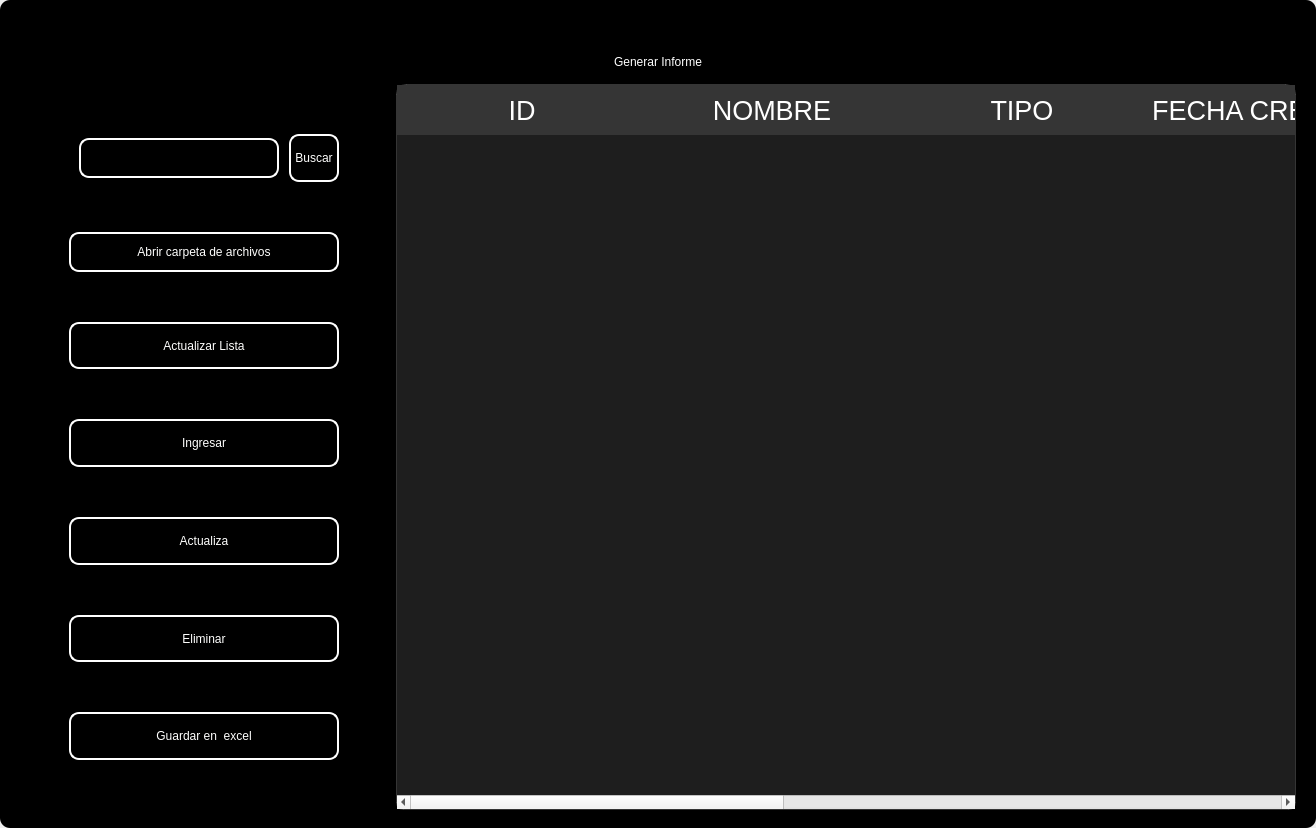
Qt form design/standar/mainreport2.ui (codemiguel-dev/ERP-EmprendeSoft-Desktop) before a commit.
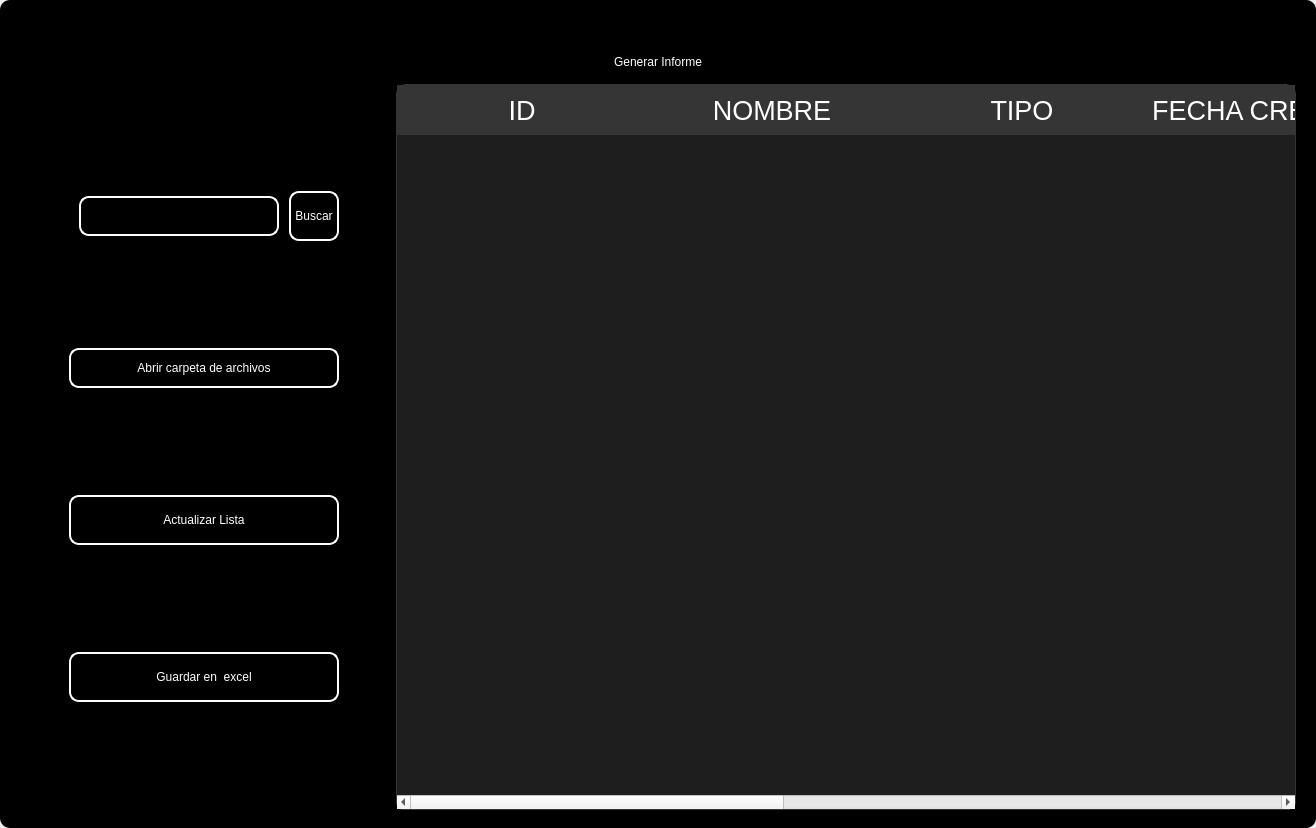
The same form after that commit. Icons and pictures are not drawn.

Diff of the .ui file:
```diff
--- a/design/standar/mainreport2.ui
+++ b/design/standar/mainreport2.ui
@@ -584,138 +584,6 @@
               </property>
              </widget>
             </item>
-            <item>
-             <widget class="QPushButton" name="btn_add">
-              <property name="minimumSize">
-               <size>
-                <width>0</width>
-                <height>40</height>
-               </size>
-              </property>
-              <property name="maximumSize">
-               <size>
-                <width>300</width>
-                <height>50</height>
-               </size>
-              </property>
-              <property name="cursor">
-               <cursorShape>PointingHandCursor</cursorShape>
-              </property>
-              <property name="styleSheet">
-               <string notr="true">QPushButton{
-border-radius:10px; 
-font: 12pt &quot;Arial&quot;;
-color: rgb(255, 255, 254);
-border: 2px solid #ffffff;
-}
-
-QPushButton:hover{
-border-radius:10px; 
-font: 12pt &quot;Arial&quot;;
-color: rgb(255, 255, 255);
-border: 2px solid rgb(120, 0, 171);
-	background-color: rgb(120, 0, 171);
-}</string>
-              </property>
-              <property name="text">
-               <string>Ingresar</string>
-              </property>
-              <property name="iconSize">
-               <size>
-                <width>35</width>
-                <height>35</height>
-               </size>
-              </property>
-             </widget>
-            </item>
-            <item>
-             <widget class="QPushButton" name="btn_update">
-              <property name="minimumSize">
-               <size>
-                <width>0</width>
-                <height>40</height>
-               </size>
-              </property>
-              <property name="maximumSize">
-               <size>
-                <width>300</width>
-                <height>50</height>
-               </size>
-              </property>
-              <property name="cursor">
-               <cursorShape>PointingHandCursor</cursorShape>
-              </property>
-              <property name="styleSheet">
-               <string notr="true">QPushButton{
-border-radius:10px; 
-font: 12pt &quot;Arial&quot;;
-color: rgb(255, 255, 254);
-border: 2px solid #ffffff;
-}
-
-QPushButton:hover{
-border-radius:10px; 
-font: 12pt &quot;Arial&quot;;
-color: rgb(255, 255, 255);
-border: 2px solid rgb(120, 0, 171);
-	background-color: rgb(120, 0, 171);
-}</string>
-              </property>
-              <property name="text">
-               <string>Actualiza</string>
-              </property>
-              <property name="iconSize">
-               <size>
-                <width>35</width>
-                <height>35</height>
-               </size>
-              </property>
-             </widget>
-            </item>
-            <item>
-             <widget class="QPushButton" name="btn_delete">
-              <property name="minimumSize">
-               <size>
-                <width>0</width>
-                <height>40</height>
-               </size>
-              </property>
-              <property name="maximumSize">
-               <size>
-                <width>300</width>
-                <height>50</height>
-               </size>
-              </property>
-              <property name="cursor">
-               <cursorShape>PointingHandCursor</cursorShape>
-              </property>
-              <property name="styleSheet">
-               <string notr="true">QPushButton{
-border-radius:10px; 
-font: 12pt &quot;Arial&quot;;
-color: rgb(255, 255, 254);
-border: 2px solid #ffffff;
-}
-
-QPushButton:hover{
-border-radius:10px; 
-font: 12pt &quot;Arial&quot;;
-color: rgb(255, 255, 255);
-border: 2px solid rgb(120, 0, 171);
-	background-color: rgb(120, 0, 171);
-}</string>
-              </property>
-              <property name="text">
-               <string>Eliminar</string>
-              </property>
-              <property name="iconSize">
-               <size>
-                <width>35</width>
-                <height>35</height>
-               </size>
-              </property>
-             </widget>
-            </item>
             <item>
              <widget class="QPushButton" name="btn_excel">
               <property name="minimumSize">
```
